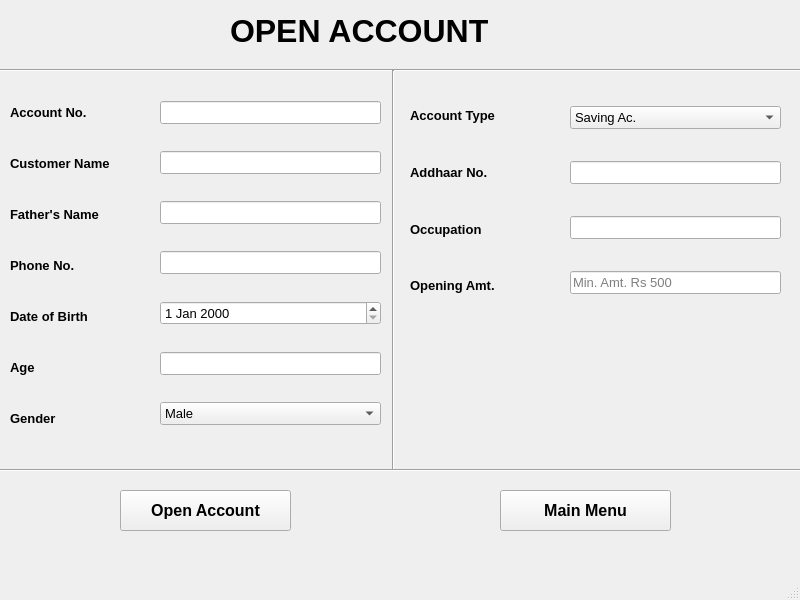
Qt form mainwindow.ui (iamroHit12/BankMangement) before a commit.
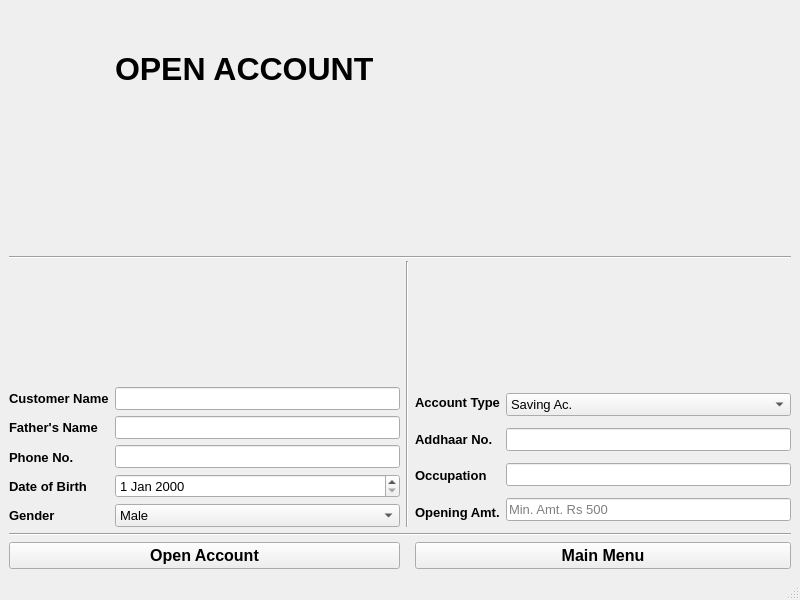
The same form after that commit.

What changed in the file:
```diff
--- a/mainwindow.ui
+++ b/mainwindow.ui
@@ -14,15 +14,9 @@
    <string>MainWindow</string>
   </property>
   <widget class="QWidget" name="centralwidget">
+   <layout class="QGridLayout" name="gridLayout">
+    <item row="0" column="1" colspan="3">
    <widget class="QLabel" name="label">
-    <property name="geometry">
-     <rect>
-      <x>230</x>
-      <y>0</y>
-      <width>341</width>
-      <height>61</height>
-     </rect>
-    </property>
     <property name="font">
      <font>
       <pointsize>24</pointsize>
@@ -34,109 +28,23 @@
      <string>OPEN ACCOUNT</string>
     </property>
    </widget>
+    </item>
+    <item row="1" column="0" rowspan="2" colspan="5">
    <widget class="Line" name="line">
-    <property name="geometry">
-     <rect>
-      <x>0</x>
-      <y>60</y>
-      <width>801</width>
-      <height>20</height>
-     </rect>
-    </property>
     <property name="orientation">
      <enum>Qt::Horizontal</enum>
     </property>
    </widget>
+    </item>
+    <item row="2" column="2" rowspan="2">
    <widget class="Line" name="line_2">
-    <property name="geometry">
-     <rect>
-      <x>383</x>
-      <y>70</y>
-      <width>20</width>
-      <height>401</height>
-     </rect>
-    </property>
     <property name="orientation">
      <enum>Qt::Vertical</enum>
     </property>
    </widget>
-   <widget class="Line" name="line_3">
-    <property name="geometry">
-     <rect>
-      <x>0</x>
-      <y>460</y>
-      <width>801</width>
-      <height>20</height>
-     </rect>
-    </property>
-    <property name="orientation">
-     <enum>Qt::Horizontal</enum>
-    </property>
-   </widget>
-   <widget class="QPushButton" name="pushButton">
-    <property name="geometry">
-     <rect>
-      <x>120</x>
-      <y>490</y>
-      <width>171</width>
-      <height>41</height>
-     </rect>
-    </property>
-    <property name="font">
-     <font>
-      <pointsize>12</pointsize>
-      <weight>75</weight>
-      <bold>true</bold>
-     </font>
-    </property>
-    <property name="text">
-     <string>Open Account</string>
-    </property>
-   </widget>
-   <widget class="QPushButton" name="pushButton_menu">
-    <property name="geometry">
-     <rect>
-      <x>500</x>
-      <y>490</y>
-      <width>171</width>
-      <height>41</height>
-     </rect>
-    </property>
-    <property name="font">
-     <font>
-      <pointsize>12</pointsize>
-      <weight>75</weight>
-      <bold>true</bold>
-     </font>
-    </property>
-    <property name="text">
-     <string>Main Menu</string>
-    </property>
-   </widget>
-   <widget class="QWidget" name="layoutWidget">
-    <property name="geometry">
-     <rect>
-      <x>10</x>
-      <y>90</y>
-      <width>138</width>
-      <height>351</height>
-     </rect>
-    </property>
+    </item>
+    <item row="3" column="0">
     <layout class="QVBoxLayout" name="verticalLayout">
-     <item>
-      <widget class="QLabel" name="label_2">
-       <property name="font">
-        <font>
-         <pointsize>10</pointsize>
-         <weight>75</weight>
-         <bold>true</bold>
-        </font>
-       </property>
-       <property name="text">
-        <string>Account No.</string>
-       </property>
-      </widget>
-     </item>
      <item>
       <widget class="QLabel" name="label_3">
        <property name="font">
@@ -193,20 +101,6 @@
        </property>
       </widget>
      </item>
-     <item>
-      <widget class="QLabel" name="label_7">
-       <property name="font">
-        <font>
-         <pointsize>10</pointsize>
-         <weight>75</weight>
-         <bold>true</bold>
-        </font>
-       </property>
-       <property name="text">
-        <string>Age</string>
-       </property>
-      </widget>
-     </item>
      <item>
       <widget class="QLabel" name="label_8">
        <property name="font">
@@ -222,16 +116,8 @@
       </widget>
      </item>
     </layout>
-   </widget>
-   <widget class="QWidget" name="layoutWidget">
-    <property name="geometry">
-     <rect>
-      <x>160</x>
-      <y>80</y>
-      <width>221</width>
-      <height>371</height>
-     </rect>
-    </property>
+    </item>
+    <item row="3" column="1">
     <layout class="QVBoxLayout" name="verticalLayout_2">
      <item>
       <widget class="QLineEdit" name="lineEdit">
@@ -252,16 +138,7 @@
       </widget>
      </item>
      <item>
-      <widget class="QLineEdit" name="lineEdit_3">
-       <property name="font">
-        <font>
-         <pointsize>10</pointsize>
-        </font>
-       </property>
-      </widget>
-     </item>
-     <item>
-      <widget class="QLineEdit" name="lineEdit_4">
+       <widget class="QLineEdit" name="phone_no">
        <property name="font">
         <font>
          <pointsize>10</pointsize>
@@ -279,16 +156,7 @@
       </widget>
      </item>
      <item>
-      <widget class="QLineEdit" name="lineEdit_5">
-       <property name="font">
-        <font>
-         <pointsize>10</pointsize>
-        </font>
-       </property>
-      </widget>
-     </item>
-     <item>
-      <widget class="QComboBox" name="comboBox">
+       <widget class="QComboBox" name="gender">
        <property name="font">
         <font>
          <pointsize>10</pointsize>
@@ -312,16 +180,8 @@
       </widget>
      </item>
     </layout>
-   </widget>
-   <widget class="QWidget" name="layoutWidget">
-    <property name="geometry">
-     <rect>
-      <x>410</x>
-      <y>90</y>
-      <width>141</width>
-      <height>221</height>
-     </rect>
-    </property>
+    </item>
+    <item row="3" column="3">
     <layout class="QVBoxLayout" name="verticalLayout_3">
      <item>
       <widget class="QLabel" name="label_9">
@@ -380,16 +240,8 @@
       </widget>
      </item>
     </layout>
-   </widget>
-   <widget class="QWidget" name="layoutWidget">
-    <property name="geometry">
-     <rect>
-      <x>570</x>
-      <y>80</y>
-      <width>211</width>
-      <height>241</height>
-     </rect>
-    </property>
+    </item>
+    <item row="3" column="4">
     <layout class="QVBoxLayout" name="verticalLayout_4">
      <item>
       <widget class="QComboBox" name="comboBox_2">
@@ -441,7 +293,43 @@
       </widget>
      </item>
     </layout>
-   </widget>
+    </item>
+    <item row="4" column="0" colspan="5">
+     <widget class="Line" name="line_3">
+      <property name="orientation">
+       <enum>Qt::Horizontal</enum>
+      </property>
+     </widget>
+    </item>
+    <item row="5" column="0" colspan="2">
+     <widget class="QPushButton" name="pushButton">
+      <property name="font">
+       <font>
+        <pointsize>12</pointsize>
+        <weight>75</weight>
+        <bold>true</bold>
+       </font>
+      </property>
+      <property name="text">
+       <string>Open Account</string>
+      </property>
+     </widget>
+    </item>
+    <item row="5" column="3" colspan="2">
+     <widget class="QPushButton" name="pushButton_menu">
+      <property name="font">
+       <font>
+        <pointsize>12</pointsize>
+        <weight>75</weight>
+        <bold>true</bold>
+       </font>
+      </property>
+      <property name="text">
+       <string>Main Menu</string>
+      </property>
+     </widget>
+    </item>
+   </layout>
   </widget>
   <widget class="QMenuBar" name="menubar">
    <property name="geometry">
```
Left out of the diff: 14 changed lines with no effect on the pictures. Lines whose indentation alone changed are shown as unchanged.
